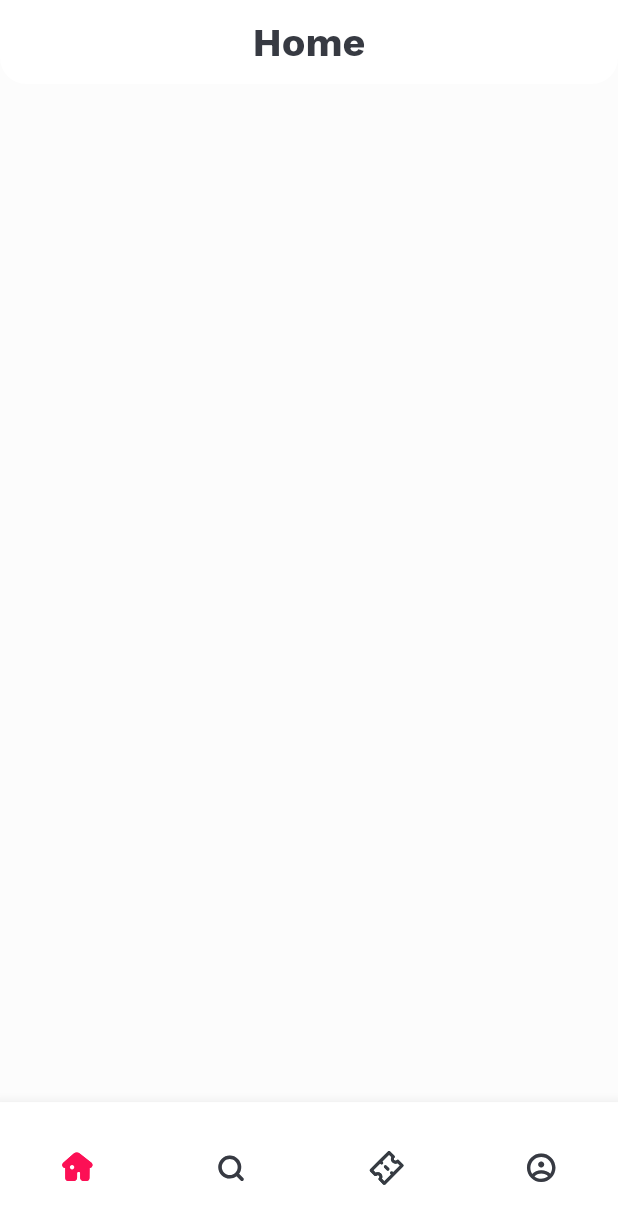
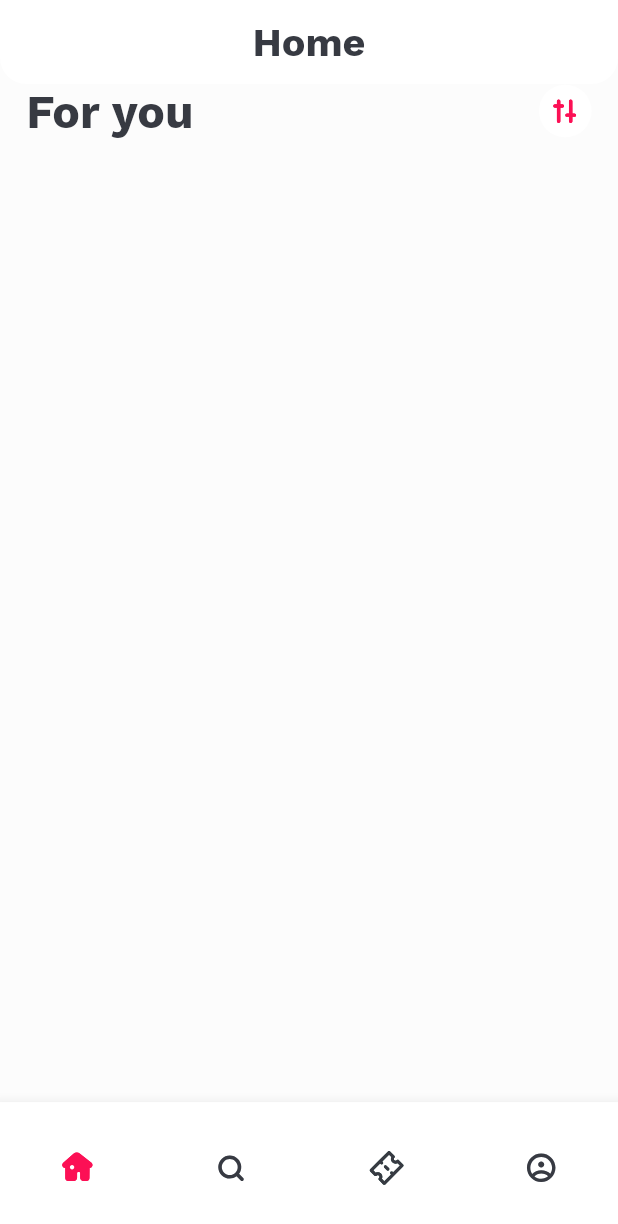
Before and after one commit to BahromjonPolat/Tickets, a Flutter app: the screen it shows after launch, on a phone screen of 412 x 824 dp. Shown: the top 1224 px of the screen. Run offline on Flutter 3.47's test engine with Material 2 defaults, Android fonts, the phone set to English and light mode, and no system bars; our stand-ins replace flutter_svg.

Commit message:
MyIconButton yozildi

```diff
--- a/lib/core/components/exporting_packages.dart
+++ b/lib/core/components/exporting_packages.dart
@@ -6,6 +6,7 @@ export 'package:ticket/view/screens/main/home/home_body_page.dart';
 // Widgets
 export 'package:ticket/view/widgets/topBar/home_page_app_bar.dart';
 export 'package:ticket/view/widgets/bottomBar/my_bottom_navigation_bar.dart';
+export 'package:ticket/view/widgets/text/my_text_widget.dart';
 
 
 // Components
--- a/lib/view/screens/main/home/home_body_page.dart
+++ b/lib/view/screens/main/home/home_body_page.dart
@@ -1,5 +1,6 @@
 import 'package:flutter/material.dart';
 import 'package:ticket/core/components/exporting_packages.dart';
+import 'package:ticket/view/widgets/buttons/my_icon_button.dart';
 
 class HomePageBody extends StatelessWidget {
   const HomePageBody({Key? key}) : super(key: key);
@@ -9,8 +10,21 @@ class HomePageBody extends StatelessWidget {
     return CustomScrollView(
       slivers: [
         HomeAppBar(),
-
+        _setCategory('For you', AssetIcons.filters),
       ],
     );
   }
+
+  _setCategory(String title, String assetIcon) => SliverToBoxAdapter(
+    child: Padding(
+      padding: EdgeInsets.symmetric(horizontal: getProportionateScreenWidth(16.0)),
+      child: Row(
+        mainAxisAlignment: MainAxisAlignment.spaceBetween,
+        children: [
+          MyText(title, size: 28.0, weight: FontWeight.w700),
+          MyIconButton(onPressed: (){}, assetIcon: assetIcon),
+        ],
+      ),
+    ),
+  );
 }
--- /dev/null
+++ b/lib/view/widgets/buttons/my_icon_button.dart
@@ -0,0 +1,28 @@
+import 'package:flutter/material.dart';
+import 'package:ticket/core/components/exporting_packages.dart';
+
+class MyIconButton extends StatelessWidget {
+  VoidCallback onPressed;
+  String assetIcon;
+  Color color;
+  Color backgroundColor;
+  double radius;
+
+  MyIconButton({
+    required this.onPressed,
+    required this.assetIcon,
+    this.color = ConstColors.red,
+    this.backgroundColor = ConstColors.white,
+    this.radius = 16.0,
+    Key? key,
+  }) : super(key: key);
+
+  @override
+  Widget build(BuildContext context) {
+    return CircleAvatar(
+      radius: getProportionateScreenWidth(radius),
+      backgroundColor: backgroundColor,
+      child: SvgPicture.asset(assetIcon, color: color),
+    );
+  }
+}
--- a/lib/view/widgets/text/my_text_widget.dart
+++ b/lib/view/widgets/text/my_text_widget.dart
@@ -1,15 +1,18 @@
 import 'package:flutter/material.dart';
 import 'package:ticket/core/components/exporting_packages.dart';
 
-class MtText extends StatelessWidget {
+class MyText extends StatelessWidget {
   String data;
-  double size = 14.0;
-  Color color = ConstColors.black;
-  FontWeight weight = FontWeight.w500;
+  double size;
+  Color color;
+  FontWeight weight;
 
-  MtText(
+  MyText(
     this.data, {
     Key? key,
+    this.color = ConstColors.black,
+    this.weight = FontWeight.w500,
+    this.size = 14.0,
   }) : super(key: key);
 
   @override
@@ -17,7 +20,7 @@ class MtText extends StatelessWidget {
     return Text(
       data,
       style: TextStyle(
-        fontSize: getProportionateScreenWidth(14.0),
+        fontSize: getProportionateScreenWidth(size),
         fontWeight: weight,
         color: color,
       ),
```
